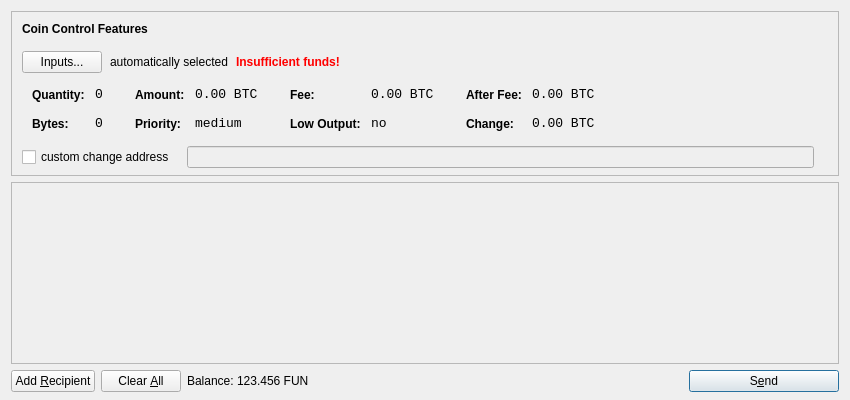
Old version of the form src/qt/forms/sendcoinsdialog.ui in the repository Eternity-Soap/funcoin.
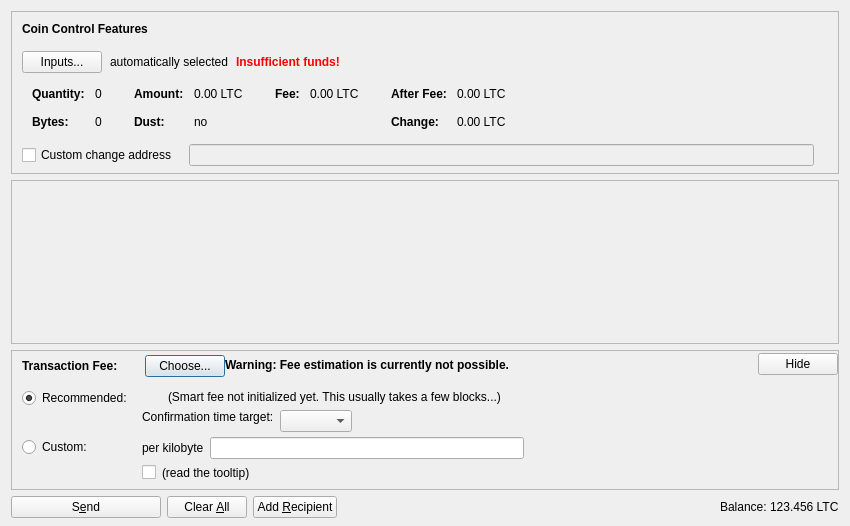
New version of the form. Icons and pictures are not drawn. Custom widgets are drawn as their Qt base class.

What changed in the file:
```diff
--- a/src/qt/forms/sendcoinsdialog.ui
+++ b/src/qt/forms/sendcoinsdialog.ui
@@ -7,13 +7,13 @@
     <x>0</x>
     <y>0</y>
     <width>850</width>
-    <height>400</height>
+    <height>526</height>
    </rect>
   </property>
   <property name="windowTitle">
    <string>Send Coins</string>
   </property>
-  <layout class="QVBoxLayout" name="verticalLayout" stretch="0,1,0">
+  <layout class="QVBoxLayout" name="verticalLayout" stretch="0,1,0,0">
    <property name="bottomMargin">
     <number>8</number>
    </property>
@@ -39,7 +39,7 @@
      </property>
      <layout class="QVBoxLayout" name="verticalLayoutCoinControl2">
       <property name="spacing">
-       <number>-1</number>
+       <number>0</number>
       </property>
       <property name="leftMargin">
        <number>0</number>
@@ -109,6 +109,9 @@
             <property name="text">
              <string>Inputs...</string>
             </property>
+            <property name="autoDefault">
+             <bool>false</bool>
+            </property>
            </widget>
           </item>
           <item>
@@ -173,7 +176,16 @@
            <string notr="true"/>
           </property>
           <layout class="QHBoxLayout" name="horizontalLayoutCoinControl5">
-           <property name="margin">
+           <property name="leftMargin">
+            <number>0</number>
+           </property>
+           <property name="topMargin">
+            <number>0</number>
+           </property>
+           <property name="rightMargin">
+            <number>0</number>
+           </property>
+           <property name="bottomMargin">
             <number>0</number>
            </property>
            <item>
@@ -206,8 +218,11 @@
                </property>
                <item row="0" column="0">
                 <widget class="QLabel" name="labelCoinControlQuantityText">
-                 <property name="styleSheet">
-                  <string notr="true">font-weight:bold;</string>
+                 <property name="font">
+                  <font>
+                   <weight>75</weight>
+                   <bold>true</bold>
+                  </font>
                  </property>
                  <property name="text">
                   <string>Quantity:</string>
@@ -219,12 +234,6 @@
                </item>
                <item row="0" column="1">
                 <widget class="QLabel" name="labelCoinControlQuantity">
-                 <property name="font">
-                  <font>
-                   <family>Monospace</family>
-                   <pointsize>10</pointsize>
-                  </font>
-                 </property>
                  <property name="cursor">
                   <cursorShape>IBeamCursor</cursorShape>
                  </property>
@@ -244,8 +253,11 @@
                </item>
                <item row="1" column="0">
                 <widget class="QLabel" name="labelCoinControlBytesText">
-                 <property name="styleSheet">
-                  <string notr="true">font-weight:bold;</string>
+                 <property name="font">
+                  <font>
+                   <weight>75</weight>
+                   <bold>true</bold>
+                  </font>
                  </property>
                  <property name="text">
                   <string>Bytes:</string>
@@ -254,12 +266,6 @@
                </item>
                <item row="1" column="1">
                 <widget class="QLabel" name="labelCoinControlBytes">
-                 <property name="font">
-                  <font>
-                   <family>Monospace</family>
-                   <pointsize>10</pointsize>
-                  </font>
-                 </property>
                  <property name="cursor">
                   <cursorShape>IBeamCursor</cursorShape>
                  </property>
@@ -295,8 +301,11 @@
                </property>
                <item row="0" column="0">
                 <widget class="QLabel" name="labelCoinControlAmountText">
-                 <property name="styleSheet">
-                  <string notr="true">font-weight:bold;</string>
+                 <property name="font">
+                  <font>
+                   <weight>75</weight>
+                   <bold>true</bold>
+                  </font>
                  </property>
                  <property name="text">
                   <string>Amount:</string>
@@ -308,12 +317,6 @@
                </item>
                <item row="0" column="1">
                 <widget class="QLabel" name="labelCoinControlAmount">
-                 <property name="font">
-                  <font>
-                   <family>Monospace</family>
-                   <pointsize>10</pointsize>
-                  </font>
-                 </property>
                  <property name="cursor">
                   <cursorShape>IBeamCursor</cursorShape>
                  </property>
@@ -321,7 +324,7 @@
                   <enum>Qt::ActionsContextMenu</enum>
                  </property>
                  <property name="text">
-                  <string notr="true">0.00 BTC</string>
+                  <string notr="true">0.00 LTC</string>
                  </property>
                  <property name="textInteractionFlags">
                   <set>Qt::LinksAccessibleByMouse|Qt::TextSelectableByKeyboard|Qt::TextSelectableByMouse</set>
@@ -329,23 +332,20 @@
                 </widget>
                </item>
                <item row="1" column="0">
-                <widget class="QLabel" name="labelCoinControlPriorityText">
-                 <property name="styleSheet">
-                  <string notr="true">font-weight:bold;</string>
+                <widget class="QLabel" name="labelCoinControlLowOutputText">
+                 <property name="font">
+                  <font>
+                   <weight>75</weight>
+                   <bold>true</bold>
+                  </font>
                  </property>
                  <property name="text">
-                  <string>Priority:</string>
+                  <string>Dust:</string>
                  </property>
                 </widget>
                </item>
                <item row="1" column="1">
-                <widget class="QLabel" name="labelCoinControlPriority">
-                 <property name="font">
-                  <font>
-                   <family>Monospace</family>
-                   <pointsize>10</pointsize>
-                  </font>
-                 </property>
+                <widget class="QLabel" name="labelCoinControlLowOutput">
                  <property name="cursor">
                   <cursorShape>IBeamCursor</cursorShape>
                  </property>
@@ -353,7 +353,7 @@
                   <enum>Qt::ActionsContextMenu</enum>
                  </property>
                  <property name="text">
-                  <string>medium</string>
+                  <string notr="true">no</string>
                  </property>
                  <property name="textInteractionFlags">
                   <set>Qt::LinksAccessibleByMouse|Qt::TextSelectableByKeyboard|Qt::TextSelectableByMouse</set>
@@ -381,8 +381,11 @@
                </property>
                <item row="0" column="0">
                 <widget class="QLabel" name="labelCoinControlFeeText">
-                 <property name="styleSheet">
-                  <string notr="true">font-weight:bold;</string>
+                 <property name="font">
+                  <font>
+                   <weight>75</weight>
+                   <bold>true</bold>
+                  </font>
                  </property>
                  <property name="text">
                   <string>Fee:</string>
@@ -394,12 +397,6 @@
                </item>
                <item row="0" column="1">
                 <widget class="QLabel" name="labelCoinControlFee">
-                 <property name="font">
-                  <font>
-                   <family>Monospace</family>
-                   <pointsize>10</pointsize>
-                  </font>
-                 </property>
                  <property name="cursor">
                   <cursorShape>IBeamCursor</cursorShape>
                  </property>
@@ -407,39 +404,7 @@
                   <enum>Qt::ActionsContextMenu</enum>
                  </property>
                  <property name="text">
-                  <string notr="true">0.00 BTC</string>
-                 </property>
-                 <property name="textInteractionFlags">
-                  <set>Qt::LinksAccessibleByMouse|Qt::TextSelectableByKeyboard|Qt::TextSelectableByMouse</set>
-                 </property>
-                </widget>
-               </item>
-               <item row="1" column="0">
-                <widget class="QLabel" name="labelCoinControlLowOutputText">
-                 <property name="styleSheet">
-                  <string notr="true">font-weight:bold;</string>
-                 </property>
-                 <property name="text">
-                  <string>Low Output:</string>
-                 </property>
-                </widget>
-               </item>
-               <item row="1" column="1">
-                <widget class="QLabel" name="labelCoinControlLowOutput">
-                 <property name="font">
-                  <font>
-                   <family>Monospace</family>
-                   <pointsize>10</pointsize>
-                  </font>
-                 </property>
-                 <property name="cursor">
-                  <cursorShape>IBeamCursor</cursorShape>
-                 </property>
-                 <property name="contextMenuPolicy">
-                  <enum>Qt::ActionsContextMenu</enum>
-                 </property>
-                 <property name="text">
-                  <string>no</string>
+                  <string notr="true">0.00 LTC</string>
                  </property>
                  <property name="textInteractionFlags">
                   <set>Qt::LinksAccessibleByMouse|Qt::TextSelectableByKeyboard|Qt::TextSelectableByMouse</set>
@@ -467,8 +432,11 @@
                </property>
                <item row="0" column="0">
                 <widget class="QLabel" name="labelCoinControlAfterFeeText">
-                 <property name="styleSheet">
-                  <string notr="true">font-weight:bold;</string>
+                 <property name="font">
+                  <font>
+                   <weight>75</weight>
+                   <bold>true</bold>
+                  </font>
                  </property>
                  <property name="text">
                   <string>After Fee:</string>
@@ -480,12 +448,6 @@
                </item>
                <item row="0" column="1">
                 <widget class="QLabel" name="labelCoinControlAfterFee">
-                 <property name="font">
-                  <font>
-                   <family>Monospace</family>
-                   <pointsize>10</pointsize>
-                  </font>
-                 </property>
                  <property name="cursor">
                   <cursorShape>IBeamCursor</cursorShape>
                  </property>
@@ -493,7 +455,7 @@
                   <enum>Qt::ActionsContextMenu</enum>
                  </property>
                  <property name="text">
-                  <string notr="true">0.00 BTC</string>
+                  <string notr="true">0.00 LTC</string>
                  </property>
                  <property name="textInteractionFlags">
                   <set>Qt::LinksAccessibleByMouse|Qt::TextSelectableByKeyboard|Qt::TextSelectableByMouse</set>
@@ -502,8 +464,11 @@
                </item>
                <item row="1" column="0">
                 <widget class="QLabel" name="labelCoinControlChangeText">
-                 <property name="styleSheet">
-                  <string notr="true">font-weight:bold;</string>
+                 <property name="font">
+                  <font>
+                   <weight>75</weight>
+                   <bold>true</bold>
+                  </font>
                  </property>
                  <property name="text">
                   <string>Change:</string>
@@ -512,12 +477,6 @@
                </item>
                <item row="1" column="1">
                 <widget class="QLabel" name="labelCoinControlChange">
-                 <property name="font">
-                  <font>
-                   <family>Monospace</family>
-                   <pointsize>10</pointsize>
-                  </font>
-                 </property>
                  <property name="cursor">
                   <cursorShape>IBeamCursor</cursorShape>
                  </property>
@@ -525,7 +484,7 @@
                   <enum>Qt::ActionsContextMenu</enum>
                  </property>
                  <property name="text">
-                  <string notr="true">0.00 BTC</string>
+                  <string notr="true">0.00 LTC</string>
                  </property>
                  <property name="textInteractionFlags">
                   <set>Qt::LinksAccessibleByMouse|Qt::TextSelectableByKeyboard|Qt::TextSelectableByMouse</set>
@@ -555,13 +514,16 @@
           </property>
           <item>
            <widget class="QCheckBox" name="checkBoxCoinControlChange">
+            <property name="toolTip">
+             <string>If this is activated, but the change address is empty or invalid, change will be sent to a newly generated address.</string>
+            </property>
             <property name="text">
-             <string>custom change address</string>
+             <string>Custom change address</string>
             </property>
            </widget>
           </item>
           <item>
-           <widget class="QLineEdit" name="lineEditCoinControlChange">
+           <widget class="QValidatedLineEdit" name="lineEditCoinControlChange">
             <property name="enabled">
              <bool>false</bool>
             </property>
@@ -626,11 +588,20 @@
         <x>0</x>
         <y>0</y>
         <width>830</width>
-        <height>165</height>
+        <height>104</height>
        </rect>
       </property>
-      <layout class="QVBoxLayout" name="verticalLayout_2">
-       <property name="margin">
+      <layout class="QVBoxLayout" name="verticalLayout_2" stretch="0,1">
+       <property name="leftMargin">
+        <number>0</number>
+       </property>
+       <property name="topMargin">
+        <number>0</number>
+       </property>
+       <property name="rightMargin">
+        <number>0</number>
+       </property>
+       <property name="bottomMargin">
         <number>0</number>
        </property>
        <item>
@@ -657,23 +628,530 @@
      </widget>
     </widget>
    </item>
+   <item>
+    <widget class="QFrame" name="frameFee">
+     <property name="sizePolicy">
+      <sizepolicy hsizetype="Expanding" vsizetype="Expanding">
+       <horstretch>0</horstretch>
+       <verstretch>0</verstretch>
+      </sizepolicy>
+     </property>
+     <property name="maximumSize">
+      <size>
+       <width>16777215</width>
+       <height>16777215</height>
+      </size>
+     </property>
+     <property name="frameShape">
+      <enum>QFrame::StyledPanel</enum>
+     </property>
+     <property name="frameShadow">
+      <enum>QFrame::Sunken</enum>
+     </property>
+     <layout class="QVBoxLayout" name="verticalLayoutFee1">
+      <property name="spacing">
+       <number>0</number>
+      </property>
+      <property name="leftMargin">
+       <number>0</number>
+      </property>
+      <property name="topMargin">
+       <number>0</number>
+      </property>
+      <property name="rightMargin">
+       <number>0</number>
+      </property>
+      <property name="bottomMargin">
+       <number>0</number>
+      </property>
+      <item>
+       <layout class="QVBoxLayout" name="verticalLayoutFee2" stretch="0,0,0">
+        <property name="spacing">
+         <number>0</number>
+        </property>
+        <property name="leftMargin">
+         <number>10</number>
+        </property>
+        <property name="topMargin">
+         <number>0</number>
+        </property>
+        <item>
+         <layout class="QHBoxLayout" name="horizontalLayoutFee1">
+          <property name="bottomMargin">
+           <number>0</number>
+          </property>
+          <item>
+           <layout class="QVBoxLayout" name="verticalLayoutFee7">
+            <property name="spacing">
+             <number>0</number>
+            </property>
+            <item>
+             <spacer name="verticalSpacerSmartFee">
+              <property name="orientation">
+               <enum>Qt::Vertical</enum>
+              </property>
+              <property name="sizeType">
+               <enum>QSizePolicy::Fixed</enum>
+              </property>
+              <property name="sizeHint" stdset="0">
+               <size>
+                <width>1</width>
+                <height>4</height>
+               </size>
+              </property>
+             </spacer>
+            </item>
+            <item>
+             <layout class="QHBoxLayout" name="horizontalLayoutSmartFee">
+              <property name="spacing">
+               <number>10</number>
+              </property>
+              <item>
+               <widget class="QLabel" name="labelFeeHeadline">
+                <property name="sizePolicy">
+                 <sizepolicy hsizetype="Preferred" vsizetype="Maximum">
+                  <horstretch>0</horstretch>
+                  <verstretch>0</verstretch>
+                 </sizepolicy>
+                </property>
+                <property name="font">
+                 <font>
+                  <weight>75</weight>
+                  <bold>true</bold>
+                 </font>
+                </property>
+                <property name="styleSheet">
+                 <string notr="true">font-weight:bold;</string>
+                </property>
+                <property name="text">
+                 <string>Transaction Fee:</string>
+                </property>
+               </widget>
+              </item>
+              <item>
+               <widget class="QLabel" name="labelFeeMinimized">
+                <property name="text">
+                 <string/>
+                </property>
+               </widget>
+              </item>
+              <item>
+               <widget class="QPushButton" name="buttonChooseFee">
+                <property name="text">
+                 <string>Choose...</string>
+                </property>
+               </widget>
+              </item>
+             </layout>
+            </item>
+            <item>
+             <spacer name="verticalSpacer_5">
+              <property name="orientation">
+               <enum>Qt::Vertical</enum>
+              </property>
+              <property name="sizeHint" stdset="0">
+               <size>
+                <width>1</width>
+                <height>1</height>
+               </size>
+              </property>
+             </spacer>
+            </item>
+           </layout>
+          </item>
+          <item>
+           <widget class="QLabel" name="fallbackFeeWarningLabel">
+            <property name="toolTip">
+             <string>Using the fallbackfee can result in sending a transaction that will take several hours or days (or never) to confirm. Consider choosing your fee manually or wait until you have validated the complete chain.</string>
+            </property>
+            <property name="font">
+            <font>
+                <weight>75</weight>
+                <bold>true</bold>
+            </font>
+            </property>
+            <property name="text">
+             <string>Warning: Fee estimation is currently not possible.</string>
+            </property>
+            <property name="wordWrap">
+             <bool>false</bool>
+            </property>
+           </widget>
+          </item>
+          <item>
+           <spacer name="horizontalSpacer_4">
+            <property name="orientation">
+             <enum>Qt::Horizontal</enum>
+            </property>
+            <property name="sizeType">
+             <enum>QSizePolicy::MinimumExpanding</enum>
+            </property>
+            <property name="sizeHint" stdset="0">
+             <size>
+              <width>40</width>
+              <height>20</height>
+             </size>
+            </property>
+           </spacer>
+          </item>
+          <item>
+           <widget class="QPushButton" name="buttonMinimizeFee">
+            <property name="toolTip">
+             <string>collapse fee-settings</string>
+            </property>
+            <property name="text">
+             <string>Hide</string>
+            </property>
+           </widget>
+          </item>
+         </layout>
+        </item>
+        <item>
+         <widget class="QFrame" name="frameFeeSelection">
+          <layout class="QVBoxLayout" name="verticalLayoutFee12">
+           <property name="spacing">
+            <number>0</number>
+           </property>
+           <property name="leftMargin">
+            <number>0</number>
+           </property>
+           <property name="topMargin">
+            <number>0</number>
+           </property>
+           <property name="rightMargin">
+            <number>0</number>
+           </property>
+           <property name="bottomMargin">
+            <number>0</number>
+           </property>
+           <item>
+            <layout class="QGridLayout" name="gridLayoutFee">
+             <property name="topMargin">
+              <number>10</number>
+             </property>
+             <property name="bottomMargin">
+              <number>4</number>
+             </property>
+             <property name="horizontalSpacing">
+              <number>10</number>
+             </property>
+             <property name="verticalSpacing">
+              <number>4</number>
+             </property>
+             <item row="1" column="1">
+              <layout class="QVBoxLayout" name="verticalLayoutFee8">
+               <property name="spacing">
+                <number>6</number>
+               </property>
+               <item>
+                <layout class="QHBoxLayout" name="horizontalLayoutFee13">
+                 <item>
+                  <widget class="QLabel" name="labelCustomPerKilobyte">
+                   <property name="toolTip">
+                    <string>If the custom fee is set to 1000 satoshis and the transaction is only 250 bytes, then &quot;per kilobyte&quot; only pays 250 satoshis in fee, while &quot;total at least&quot; pays 1000 satoshis. For transactions bigger than a kilobyte both pay by kilobyte.</string>
+                   </property>
+                   <property name="text">
+                    <string>per kilobyte</string>
+                   </property>
+                  </widget>
+                 </item>
+                 <item>
+                  <widget class="BitcoinAmountField" name="customFee"/>
+                 </item>
+                 <item>
+                  <spacer name="horizontalSpacer_6">
+                   <property name="orientation">
+                    <enum>Qt::Horizontal</enum>
+                   </property>
+                   <property name="sizeHint" stdset="0">
+                    <size>
+                     <width>1</width>
+                     <height>1</height>
+                    </size>
+                   </property>
+                  </spacer>
+                 </item>
+                </layout>
+               </item>
+               <item>
+                <layout class="QHBoxLayout" name="horizontalLayoutFee8">
+                 <item>
+                  <widget class="QCheckBox" name="checkBoxMinimumFee">
+                   <property name="toolTip">
+                    <string>Paying only the minimum fee is just fine as long as there is less transaction volume than space in the blocks. But be aware that this can end up in a never confirming transaction once there is more demand for litecoin transactions than the network can process.</string>
+                   </property>
+                   <property name="text">
+                    <string/>
+                   </property>
+                  </widget>
+                 </item>
+                 <item>
+                  <widget class="QLabel" name="labelMinFeeWarning">
+                   <property name="enabled">
+                    <bool>true</bool>
+                   </property>
+                   <property name="toolTip">
+                    <string>Paying only the minimum fee is just fine as long as there is less transaction volume than space in the blocks. But be aware that this can end up in a never confirming transaction once there is more demand for litecoin transactions than the network can process.</string>
+                   </property>
+                   <property name="text">
+                    <string>(read the tooltip)</string>
+                   </property>
+                   <property name="margin">
+                    <number>5</number>
+                   </property>
+                  </widget>
+                 </item>
+                 <item>
+                  <spacer name="horizontalSpacer_2">
+                   <property name="orientation">
+                    <enum>Qt::Horizontal</enum>
+                   </property>
+                   <property name="sizeHint" stdset="0">
+                    <size>
+                     <width>1</width>
+                     <height>1</height>
+                    </size>
+                   </property>
+                  </spacer>
+                 </item>
+                </layout>
+               </item>
+              </layout>
+             </item>
+             <item row="0" column="0">
+              <layout class="QVBoxLayout" name="verticalLayoutFee4" stretch="0,1">
+               <item>
+                <widget class="QRadioButton" name="radioSmartFee">
+                 <property name="text">
+                  <string>Recommended:</string>
+                 </property>
+                 <property name="checked">
+                  <bool>true</bool>
+                 </property>
+                 <attribute name="buttonGroup">
+                  <string notr="true">groupFee</string>
+                 </attribute>
+                </widget>
+               </item>
+               <item>
+                <spacer name="verticalSpacer_2">
+                 <property name="orientation">
+                  <enum>Qt::Vertical</enum>
+                 </property>
+                 <property name="sizeHint" stdset="0">
+                  <size>
+                   <width>1</width>
+                   <height>1</height>
+                  </size>
+                 </property>
+                </spacer>
+               </item>
+              </layout>
+             </item>
+             <item row="1" column="0">
+              <layout class="QVBoxLayout" name="verticalLayoutFee9" stretch="0,1">
+               <item>
+                <widget class="QRadioButton" name="radioCustomFee">
+                 <property name="text">
+                  <string>Custom:</string>
+                 </property>
+                 <attribute name="buttonGroup">
+                  <string notr="true">groupFee</string>
+                 </attribute>
+                </widget>
+               </item>
+               <item>
+                <spacer name="verticalSpacer_6">
+                 <property name="orientation">
+                  <enum>Qt::Vertical</enum>
+                 </property>
+                 <property name="sizeHint" stdset="0">
+                  <size>
+                   <width>1</width>
+                   <height>1</height>
+                  </size>
+                 </property>
+                </spacer>
+               </item>
+              </layout>
+             </item>
+             <item row="0" column="1">
+              <layout class="QVBoxLayout" name="verticalLayoutFee3" stretch="0,0,1">
+               <property name="spacing">
+                <number>6</number>
+               </property>
+               <property name="topMargin">
+                <number>2</number>
+               </property>
+               <item>
+                <layout class="QHBoxLayout" name="horizontalLayoutFee12">
+                 <item>
+                  <widget class="QLabel" name="labelSmartFee">
+                   <property name="text">
+                    <string/>
+                   </property>
+                   <property name="margin">
+                    <number>2</number>
+                   </property>
+                  </widget>
+                 </item>
+                 <item>
+                  <widget class="QLabel" name="labelFeeEstimation">
+                   <property name="text">
+                    <string/>
+                   </property>
+                  </widget>
+                 </item>
+                 <item>
+                  <widget class="QLabel" name="labelSmartFee2">
+                   <property name="text">
+                    <string>(Smart fee not initialized yet. This usually takes a few blocks...)</string>
+                   </property>
+                   <property name="margin">
+                    <number>2</number>
+                   </property>
+                  </widget>
+                 </item>
+                 <item>
+                  <spacer name="horizontalSpacer_5">
+                   <property name="orientation">
+                    <enum>Qt::Horizontal</enum>
+                   </property>
+                   <property name="sizeHint" stdset="0">
+                    <size>
+                     <width>1</width>
+                     <height>1</height>
+                    </size>
+                   </property>
+                  </spacer>
+                 </item>
+                </layout>
+               </item>
+               <item>
+                <layout class="QHBoxLayout" name="horizontalLayoutFee9">
+                 <item>
+                  <layout class="QVBoxLayout" name="verticalLayoutFee6">
+                   <item>
+                    <widget class="QLabel" name="labelSmartFee3">
+                     <property name="text">
+                      <string>Confirmation time target:</string>
+                     </property>
+                     <property name="margin">
+                      <number>2</number>
+                     </property>
+                    </widget>
+                   </item>
+                   <item>
+                    <spacer name="verticalSpacer_3">
+                     <property name="orientation">
+                      <enum>Qt::Vertical</enum>
+                     </property>
+                     <property name="sizeHint" stdset="0">
+                      <size>
+                       <width>1</width>
+                       <height>1</height>
+                      </size>
+                     </property>
+                    </spacer>
+                   </item>
+                  </layout>
+                 </item>
+                 <item>
+                  <layout class="QVBoxLayout" name="verticalLayoutFee5">
+                   <property name="rightMargin">
+                    <number>30</number>
+                   </property>
+                   <item>
+                    <layout class="QHBoxLayout" name="horizontalLayoutConfTarget">
+                     <property name="bottomMargin">
+                      <number>0</number>
+                     </property>
+                     <item>
+                      <widget class="QComboBox" name="confTargetSelector"/>
+                     </item>
+                     <item>
+                      <spacer name="horizontalSpacerConfTarget">
+                       <property name="orientation">
+                        <enum>Qt::Horizontal</enum>
+                       </property>
+                       <property name="sizeHint" stdset="0">
+                        <size>
+                         <width>40</width>
+                         <height>20</height>
+                        </size>
+                       </property>
+                      </spacer>
+                     </item>
+                    </layout>
+                   </item>
+                  </layout>
+                 </item>
+                </layout>
+               </item>
+               <item>
+                <spacer name="verticalSpacer_4">
+                 <property name="orientation">
+                  <enum>Qt::Vertical</enum>
+                 </property>
+                 <property name="sizeHint" stdset="0">
+                  <size>
+                   <width>1</width>
+                   <height>1</height>
+                  </size>
+                 </property>
+                </spacer>
+               </item>
+              </layout>
+             </item>
+            </layout>
+           </item>
+          </layout>
+         </widget>
+        </item>
+        <item>
+         <spacer name="verticalSpacerFee">
+          <property name="orientation">
+           <enum>Qt::Vertical</enum>
+          </property>
+          <property name="sizeHint" stdset="0">
+           <size>
+            <width>40</width>
+            <height>5</height>
+           </size>
+          </property>
+         </spacer>
+        </item>
+       </layout>
+      </item>
+     </layout>
+    </widget>
+   </item>
    <item>
     <layout class="QHBoxLayout" name="horizontalLayout">
      <item>
-      <widget class="QPushButton" name="addButton">
+      <widget class="QPushButton" name="sendButton">
+       <property name="minimumSize">
+        <size>
+         <width>150</width>
+         <height>0</height>
+        </size>
+       </property>
        <property name="toolTip">
-        <string>Send to multiple recipients at once</string>
+        <string>Confirm the send action</string>
        </property>
        <property name="text">
-        <string>Add &amp;Recipient</string>
+        <string>S&amp;end</string>
        </property>
        <property name="icon">
         <iconset resource="../bitcoin.qrc">
-         <normaloff>:/icons/add</normaloff>:/icons/add</iconset>
+         <normaloff>:/icons/send</normaloff>:/icons/send</iconset>
        </property>
        <property name="autoDefault">
         <bool>false</bool>
        </property>
+       <property name="default">
+        <bool>false</bool>
+       </property>
       </widget>
      </item>
      <item>
@@ -685,7 +1163,7 @@
         </sizepolicy>
        </property>
        <property name="toolTip">
-        <string>Remove all transaction fields</string>
+        <string>Clear all fields of the form.</string>
        </property>
        <property name="text">
         <string>Clear &amp;All</string>
@@ -694,14 +1172,41 @@
         <iconset resource="../bitcoin.qrc">
          <normaloff>:/icons/remove</normaloff>:/icons/remove</iconset>
        </property>
-       <property name="autoRepeatDelay">
-        <number>300</number>
+       <property name="autoDefault">
+        <bool>false</bool>
        </property>
+      </widget>
+     </item>
+     <item>
+      <widget class="QPushButton" name="addButton">
+       <property name="toolTip">
+        <string>Send to multiple recipients at once</string>
+       </property>
+       <property name="text">
+        <string>Add &amp;Recipient</string>
+       </property>
+       <property name="icon">
+        <iconset resource="../bitcoin.qrc">
+         <normaloff>:/icons/add</normaloff>:/icons/add</iconset>
+       </property>
        <property name="autoDefault">
         <bool>false</bool>
        </property>
       </widget>
      </item>
+     <item>
+      <spacer name="horizontalSpacer">
+       <property name="orientation">
+        <enum>Qt::Horizontal</enum>
+       </property>
+       <property name="sizeHint" stdset="0">
+        <size>
+         <width>40</width>
+         <height>20</height>
+        </size>
+       </property>
+      </spacer>
+     </item>
      <item>
       <layout class="QHBoxLayout" name="horizontalLayout_2">
        <property name="spacing">
@@ -709,6 +1214,12 @@
        </property>
        <item>
         <widget class="QLabel" name="label">
+         <property name="sizePolicy">
+          <sizepolicy hsizetype="Preferred" vsizetype="Fixed">
+           <horstretch>0</horstretch>
+           <verstretch>0</verstretch>
+          </sizepolicy>
+         </property>
          <property name="text">
           <string>Balance:</string>
          </property>
@@ -716,11 +1227,17 @@
        </item>
        <item>
         <widget class="QLabel" name="labelBalance">
+         <property name="sizePolicy">
+          <sizepolicy hsizetype="Preferred" vsizetype="Fixed">
+           <horstretch>0</horstretch>
+           <verstretch>0</verstretch>
+          </sizepolicy>
+         </property>
          <property name="cursor">
           <cursorShape>IBeamCursor</cursorShape>
          </property>
          <property name="text">
-          <string>123.456 FUN</string>
+          <string notr="true">123.456 LTC</string>
          </property>
          <property name="textInteractionFlags">
           <set>Qt::LinksAccessibleByMouse|Qt::TextSelectableByKeyboard|Qt::TextSelectableByMouse</set>
@@ -729,46 +1246,23 @@
        </item>
       </layout>
      </item>
-     <item>
-      <spacer name="horizontalSpacer">
-       <property name="orientation">
-        <enum>Qt::Horizontal</enum>
-       </property>
-       <property name="sizeHint" stdset="0">
-        <size>
-         <width>40</width>
-         <height>20</height>
-        </size>
-       </property>
-      </spacer>
-     </item>
-     <item>
-      <widget class="QPushButton" name="sendButton">
-       <property name="minimumSize">
-        <size>
-         <width>150</width>
-         <height>0</height>
-        </size>
-       </property>
-       <property name="toolTip">
-        <string>Confirm the send action</string>
-       </property>
-       <property name="text">
-        <string>S&amp;end</string>
-       </property>
-       <property name="icon">
-        <iconset resource="../bitcoin.qrc">
-         <normaloff>:/icons/send</normaloff>:/icons/send</iconset>
-       </property>
-       <property name="default">
-        <bool>true</bool>
-       </property>
-      </widget>
-     </item>
     </layout>
    </item>
   </layout>
  </widget>
+ <customwidgets>
+  <customwidget>
+   <class>QValidatedLineEdit</class>
+   <extends>QLineEdit</extends>
+   <header>qt/qvalidatedlineedit.h</header>
+  </customwidget>
+  <customwidget>
+   <class>BitcoinAmountField</class>
+   <extends>QLineEdit</extends>
+   <header>qt/bitcoinamountfield.h</header>
+   <container>1</container>
+  </customwidget>
+ </customwidgets>
  <resources>
   <include location="../bitcoin.qrc"/>
  </resources>
```
Left out of the diff: 3 changed lines with no effect on the pictures.
